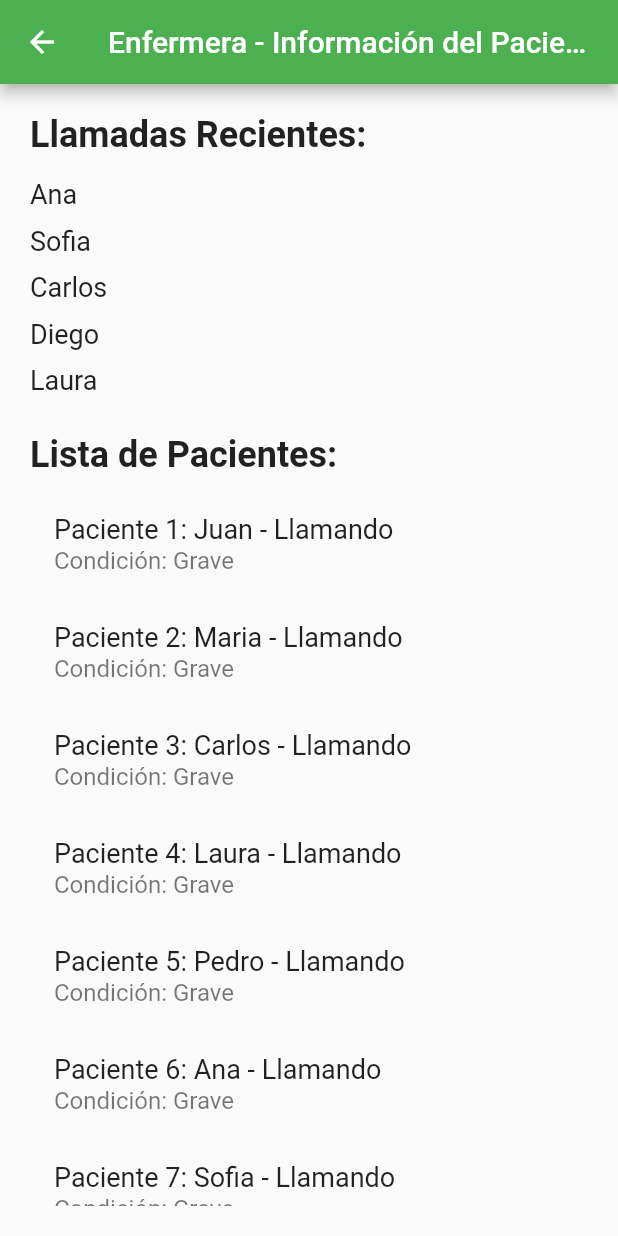
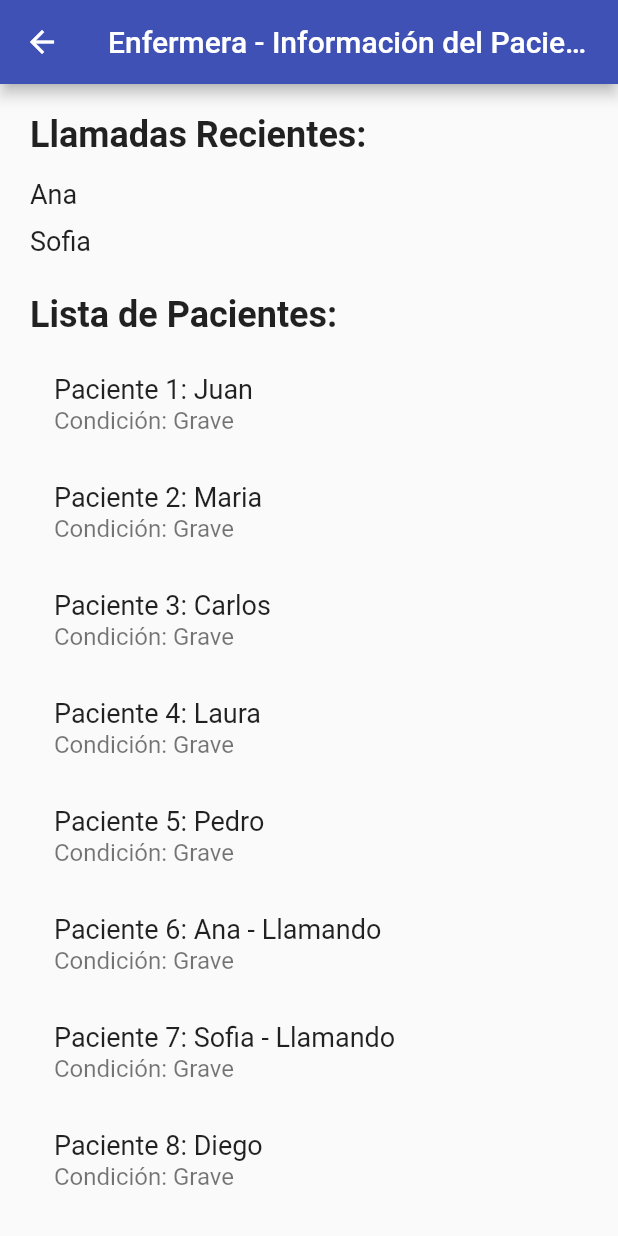
Before and after one commit to manuel2005225/8-camas-, a Flutter app: the NurseInterface screen opened directly, on a phone screen of 412 x 824 dp. Run offline on Flutter 3.47's test engine with Material 2 defaults, Android fonts, the phone set to English and light mode, and no system bars.

Commit message:
Version prototipica

```diff
--- a/flutter_application_app/lib/main.dart
+++ b/flutter_application_app/lib/main.dart
@@ -11,7 +11,7 @@ class MyApp extends StatelessWidget {
     return MaterialApp(
       title: 'Hospital App',
       theme: ThemeData(
-        primarySwatch: Colors.green,
+        primarySwatch: Colors.indigo,
         visualDensity: VisualDensity.adaptivePlatformDensity,
       ),
       home: UserTypeSelection(),
@@ -261,9 +261,11 @@ class _NurseInterfaceState extends State<NurseInterface> {
         List<String> conditions = ['Estable', 'Grave', 'Crítico'];
         return conditions[Random().nextInt(conditions.length)];
       }(),
-      'calling': Random().nextBool(),
+      'calling': false,
     };
   });
+
+  List<String> calls = [];
 
   String _getRandomCondition() {
     List<String> conditions = ['Estable', 'Grave', 'Crítico'];
@@ -273,21 +275,24 @@ class _NurseInterfaceState extends State<NurseInterface> {
   List<String> _getRandomCalls() {
     List<String> randomCalls = [];
     Random random = Random();
-    int numCalls =
-        random.nextInt(8) + 1; // Número aleatorio de llamadas entre 1 y 8
+    int numAdditionalCalls = random
+        .nextInt(7); // Número aleatorio de llamadas adicionales entre 0 y 6
     Set<int> indices = Set();
-    while (indices.length < numCalls) {
-      indices.add(random.nextInt(patients.length));
-    }
-    for (var index in indices) {
-      randomCalls.add(patients[index]['name']);
+    while (indices.length < numAdditionalCalls) {
+      int index = random.nextInt(patients.length);
+      if (!indices.contains(index)) {
+        indices.add(index);
+        patients[index]['calling'] = true; // Marcar al paciente como "llamando"
+        randomCalls.add(patients[index]
+            ['name']); // Agregar a la lista de llamadas pendientes
+      }
     }
     return randomCalls;
   }
 
   @override
   Widget build(BuildContext context) {
-    List<String> calls = _getRandomCalls();
+    calls = _getRandomCalls();
 
     return Scaffold(
       appBar: AppBar(
```
